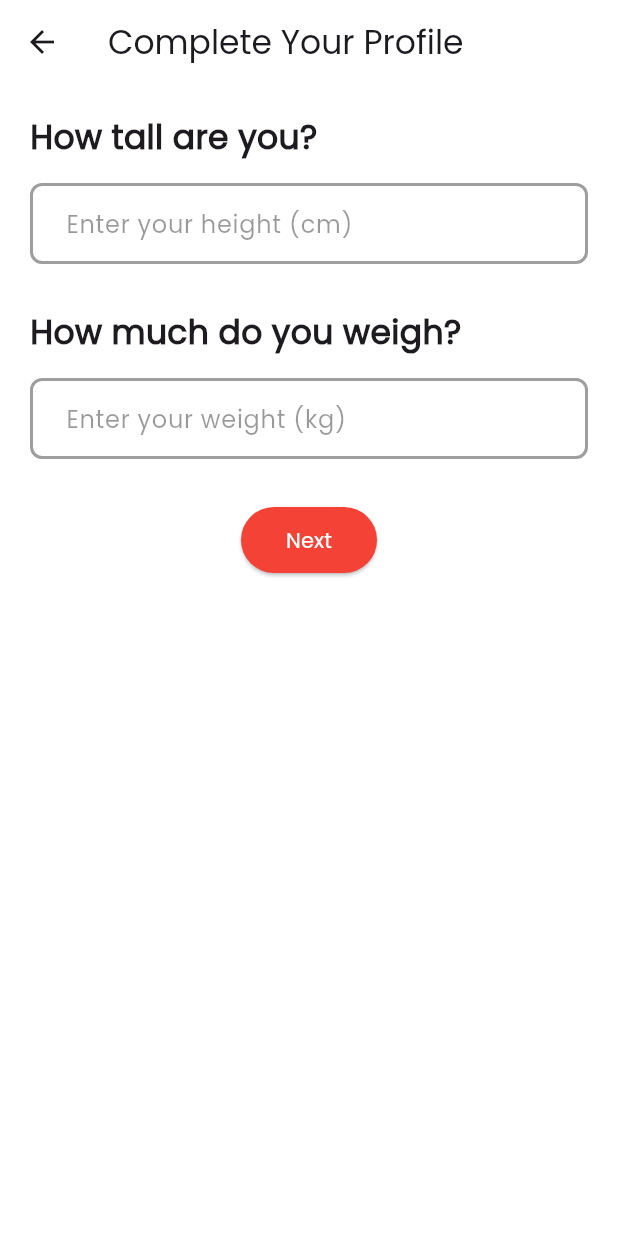
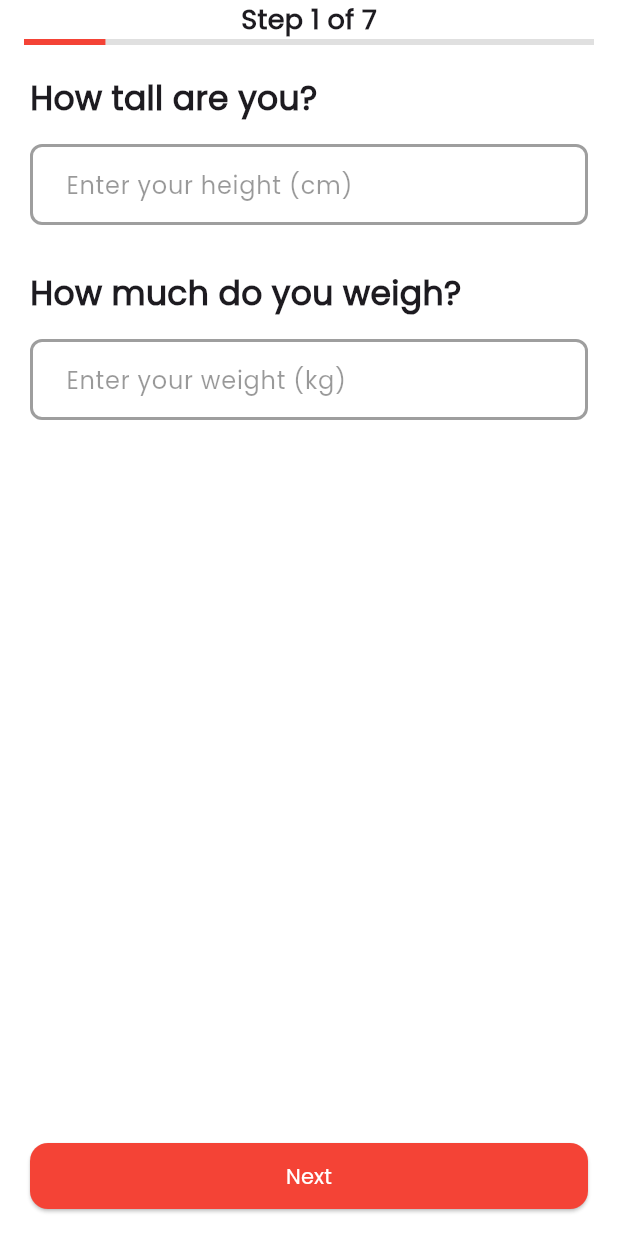
Before and after one commit to yeoh0730/CardioMeal, a Flutter app: the QuestionnaireScreen screen opened directly, swiped to page 4, on a phone screen of 412 x 824 dp. Run offline on Flutter 3.47's test engine with Material 3 defaults, Android fonts, the phone set to English and light mode, and no system bars; our stand-ins replace cloud_firestore, firebase_auth, firebase_core, fl_chart, percent_indicator; accounts and stored records are empty; network calls fail.

Commit message:
modify questionnaire UI

```diff
--- a/lib/QuestionnaireScreen.dart
+++ b/lib/QuestionnaireScreen.dart
@@ -11,9 +11,10 @@ class QuestionnaireScreen extends StatefulWidget {
 }
 
 class _QuestionnaireScreenState extends State<QuestionnaireScreen> {
-  PageController _pageController = PageController();
+  final PageController _pageController = PageController();
   int _currentPage = 0;
 
+  // Controllers
   final TextEditingController _firstNameController = TextEditingController();
   final TextEditingController _ageController = TextEditingController();
   final TextEditingController _heightController = TextEditingController();
@@ -23,27 +24,22 @@ class _QuestionnaireScreenState extends State<QuestionnaireScreen> {
   final TextEditingController _diastolicBPController = TextEditingController();
   final TextEditingController _bloodGlucoseController = TextEditingController();
   final TextEditingController _heartRateController = TextEditingController();
+
+  // State
   String? _gender;
   List<String> _selectedDietaryPreferences = [];
   String? _selectedActivityLevel;
-
   String _errorMessage = "";
 
-  void _toggleDietaryPreference(String preference) {
-    setState(() {
-      if (_selectedDietaryPreferences.contains(preference)) {
-        _selectedDietaryPreferences.remove(preference);
-      } else {
-        _selectedDietaryPreferences.add(preference);
-      }
-    });
-  }
+  // Adjust this to your total number of pages/steps
+  final int totalSteps = 7;
 
+  // ======== NAVIGATION ========
   void _nextPage() {
     setState(() {
-      _errorMessage = ""; // Reset error message before validation
+      _errorMessage = ""; // reset before validation
 
-      // Validation for each page
+      // Basic validations for each page
       if (_currentPage == 0 && _firstNameController.text.trim().isEmpty) {
         _errorMessage = "Please enter your first name.";
         return;
@@ -93,7 +89,8 @@ class _QuestionnaireScreenState extends State<QuestionnaireScreen> {
         return;
       }
 
-      if (_currentPage < 6) {
+      // Move to next or finish
+      if (_currentPage < totalSteps - 1) {
         _currentPage++;
         _pageController.nextPage(
           duration: const Duration(milliseconds: 300),
@@ -105,13 +102,26 @@ class _QuestionnaireScreenState extends State<QuestionnaireScreen> {
     });
   }
 
+  void _previousPage() {
+    if (_currentPage > 0) {
+      setState(() {
+        _currentPage--;
+        _pageController.previousPage(
+          duration: const Duration(milliseconds: 300),
+          curve: Curves.ease,
+        );
+      });
+    }
+  }
+
+  // ======== FIRESTORE SAVE ========
   void _saveUserProfile() async {
     User? user = FirebaseAuth.instance.currentUser;
 
     if (user != null) {
       FirebaseFirestore firestore = FirebaseFirestore.instance;
 
-      // ✅ Store Basic User Profile (Merges with existing data)
+      // Merge Basic User Profile
       await firestore.collection("users").doc(user.uid).set({
         "name": _firstNameController.text.trim(),
         "age": _ageController.text.trim(),
@@ -122,69 +132,121 @@ class _QuestionnaireScreenState extends State<QuestionnaireScreen> {
         "activityLevel": _selectedActivityLevel,
       }, SetOptions(merge: true));
 
-      // ✅ Store Health Metrics in a Sub-Collection (Tracks History)
+      // Store Health Metrics in a Sub-Collection
       String timestamp = DateTime.now().toIso8601String();
-      await firestore.collection("users").doc(user.uid).collection("healthMetrics").doc(timestamp).set({
+      await firestore
+          .collection("users")
+          .doc(user.uid)
+          .collection("healthMetrics")
+          .doc(timestamp)
+          .set({
         "cholesterol": _cholesterolController.text.trim(),
         "systolicBP": _systolicBPController.text.trim(),
         "diastolicBP": _diastolicBPController.text.trim(),
         "bloodGlucose": _bloodGlucoseController.text.trim(),
         "restingHeartRate": _heartRateController.text.trim(),
-        "timestamp": timestamp, // Stores time for progress tracking
+        "timestamp": timestamp,
       });
 
       print("✅ Health metrics saved with timestamp: $timestamp");
-
       Navigator.pushReplacement(context, MaterialPageRoute(builder: (context) => HomeScreen()));
     }
   }
 
-  @override
-  Widget build(BuildContext context) {
-    return Scaffold(
-      backgroundColor: Colors.white,
-      resizeToAvoidBottomInset: true, // Prevents keyboard overflow
-      appBar: AppBar(
-        backgroundColor: Colors.white,
-        title: const Text("Complete Your Profile"),
-        leading: IconButton(
-          icon: const Icon(Icons.arrow_back),
-          onPressed: () {
-            if (_currentPage > 0) {
+  // ======== DIETARY PREFERENCE HELPER ========
+  void _toggleDietaryPreference(String preference) {
     setState(() {
-                _currentPage--;
-                _pageController.previousPage(
-                  duration: const Duration(milliseconds: 300),
-                  curve: Curves.ease,
-                );
+      if (_selectedDietaryPreferences.contains(preference)) {
+        _selectedDietaryPreferences.remove(preference);
+      } else {
+        _selectedDietaryPreferences.add(preference);
+      }
     });
   }
-          },
+
+  // ======== TOP BAR ========
+  Widget _buildTopBar() {
+    // Calculate progress fraction
+    final double progress = (_currentPage + 1) / totalSteps;
+
+    return Column(
+      children: [
+        // Row with back arrow and step text
+        Row(
+          mainAxisAlignment: MainAxisAlignment.start,
+          children: [
+            // Show back arrow if not on the first page
+            if (_currentPage > 0)
+              IconButton(
+                icon: const Icon(Icons.arrow_back),
+                onPressed: _previousPage,
+              )
+            else
+            // If you want an empty space on the first page, you can do:
+              const SizedBox(width: 48), // same width as IconButton for alignment
+
+            Expanded(
+              child: Center(
+                child: Text(
+                  "Step ${_currentPage + 1} of $totalSteps",
+                  style: const TextStyle(
+                    fontSize: 18,
+                    fontWeight: FontWeight.bold,
                   ),
                 ),
-      body: Column(
-        children: [
-          Expanded(
-            child: PageView(
-              controller: _pageController,
-              physics: const NeverScrollableScrollPhysics(),
-              children: [
-                _buildPage1(),
-                _buildPage2(),
-                _buildPage3(),
-                _buildPage4(),
-                _buildPage5(), // Activity Level Page
-                _buildPage6(),
-                _buildPage7(),
+              ),
+            ),
+
+            // If you want symmetrical space on the right side:
+            const SizedBox(width: 48),
           ],
         ),
+        // Progress bar
+        Padding(
+          padding: const EdgeInsets.symmetric(horizontal: 16),
+          child: LinearProgressIndicator(
+            value: progress,
+            // The active (filled) color
+            valueColor: AlwaysStoppedAnimation<Color>(
+              const Color.fromRGBO(244, 67, 54, 1),
             ),
+            // Optional background color for the unfilled portion
+            backgroundColor: Colors.grey[300],
+          ),
+        ),
+      ],
+    );
+  }
+
+  // ======== BOTTOM BAR (ONLY NEXT/FINISH BUTTON) ========
+  Widget _buildBottomBar() {
+    return Container(
+      width: double.infinity,
+      color: Colors.white,
+      padding: const EdgeInsets.symmetric(vertical: 16, horizontal: 20),
+      child: Column(
+        mainAxisSize: MainAxisSize.min,
+        children: [
+          // Error message (if any)
           if (_errorMessage.isNotEmpty)
             Padding(
-              padding: const EdgeInsets.only(bottom: 10),
+              padding: const EdgeInsets.only(bottom: 8),
               child: Text(
                 _errorMessage,
-                style: const TextStyle(color: Colors.red, fontWeight: FontWeight.bold),
+                style: const TextStyle(
+                  color: Colors.red,
+                  fontWeight: FontWeight.bold,
+                ),
+                textAlign: TextAlign.center,
+              ),
+            ),
+
+          // Next/Finish Button
+          SizedBox(
+            width: double.infinity,
+            child: CustomButton(
+              text: _currentPage < totalSteps - 1 ? "Next" : "Finish",
+              onPressed: _nextPage,
             ),
           ),
         ],
@@ -192,53 +254,51 @@ class _QuestionnaireScreenState extends State<QuestionnaireScreen> {
     );
   }
 
-  // Page 1: First Name
+  // ======== BUILD PAGES ========
   Widget _buildPage1() {
     return SingleChildScrollView(
-      child: Padding(
       padding: const EdgeInsets.all(20),
       child: Column(
-          mainAxisAlignment: MainAxisAlignment.center,
-          crossAxisAlignment: CrossAxisAlignment.start,
         children: [
-            CustomInputField(controller: _firstNameController, labelText: "What can we call you?", labelText1: "Enter your first name"),
-            Center(child: CustomButton(text: "Next", onPressed: _nextPage)),
+          CustomInputField(
+            controller: _firstNameController,
+            labelText: "What can we call you?",
+            labelText1: "Enter your first name",
+          ),
         ],
-        ),
       ),
     );
   }
 
-  // Page 2: Age
   Widget _buildPage2() {
     return SingleChildScrollView(
-      child: Padding(
       padding: const EdgeInsets.all(20),
       child: Column(
-          mainAxisAlignment: MainAxisAlignment.center,
-          crossAxisAlignment: CrossAxisAlignment.start,
         children: [
-            CustomInputField(controller: _ageController, labelText: "How old are you?", labelText1: "Enter your age", keyboardType: TextInputType.number),
-            Center(child: CustomButton(text: "Next", onPressed: _nextPage)),
+          CustomInputField(
+            controller: _ageController,
+            labelText: "How old are you?",
+            labelText1: "Enter your age",
+            keyboardType: TextInputType.number,
+          ),
         ],
-        ),
       ),
     );
   }
 
-  // Page 3: Gender
   Widget _buildPage3() {
     return SingleChildScrollView(
-      child: Padding(
       padding: const EdgeInsets.all(20),
       child: Column(
-          mainAxisAlignment: MainAxisAlignment.center,
         crossAxisAlignment: CrossAxisAlignment.start,
         children: [
-            const Text("What is your gender?", style: TextStyle(fontSize: 22, fontWeight: FontWeight.bold,)),
+          const Text(
+            "What is your gender?",
+            style: TextStyle(fontSize: 22, fontWeight: FontWeight.bold),
+          ),
           const SizedBox(height: 20),
           DropdownButtonFormField<String>(
-              value: _gender, // Initially null, so hint text will show
+            value: _gender,
             decoration: InputDecoration(
               border: OutlineInputBorder(
                 borderSide: const BorderSide(color: Colors.grey, width: 2.0),
@@ -252,12 +312,17 @@ class _QuestionnaireScreenState extends State<QuestionnaireScreen> {
                 borderSide: const BorderSide(color: Colors.black, width: 2.0),
                 borderRadius: BorderRadius.circular(8.0),
               ),
-                contentPadding: const EdgeInsets.symmetric(vertical: 15, horizontal: 20),
+              contentPadding: const EdgeInsets.symmetric(
+                vertical: 15,
+                horizontal: 20,
               ),
-              dropdownColor: Colors.white, // Ensure the dropdown background is white
+            ),
+            dropdownColor: Colors.white,
             hint: Text(
               "Select your gender",
-                style: TextStyle(color: Colors.black.withAlpha((0.4 * 255).toInt())), // Lighter hint text
+              style: TextStyle(
+                color: Colors.black.withAlpha((0.4 * 255).toInt()),
+              ),
             ),
             items: ["Male", "Female"].map((String value) {
               return DropdownMenuItem<String>(
@@ -267,90 +332,102 @@ class _QuestionnaireScreenState extends State<QuestionnaireScreen> {
             }).toList(),
             onChanged: (value) => setState(() => _gender = value),
           ),
-            const SizedBox(height: 30),
-            Center(child: CustomButton(text: "Next", onPressed: _nextPage)),
         ],
-        ),
       ),
     );
   }
 
-  // Page 4: Height and Weight
   Widget _buildPage4() {
     return SingleChildScrollView(
-      child: Padding(
       padding: const EdgeInsets.all(20),
       child: Column(
-          mainAxisAlignment: MainAxisAlignment.center,
-          crossAxisAlignment: CrossAxisAlignment.start,
         children: [
-            CustomInputField(controller: _heightController, labelText: "How tall are you?", labelText1: "Enter your height (cm)", keyboardType: TextInputType.number),
-            CustomInputField(controller: _weightController, labelText: "How much do you weigh?", labelText1: "Enter your weight (kg)", keyboardType: TextInputType.number),
-            Center(child: CustomButton(text: "Next", onPressed: _nextPage)),
+          CustomInputField(
+            controller: _heightController,
+            labelText: "How tall are you?",
+            labelText1: "Enter your height (cm)",
+            keyboardType: TextInputType.number,
+          ),
+          CustomInputField(
+            controller: _weightController,
+            labelText: "How much do you weigh?",
+            labelText1: "Enter your weight (kg)",
+            keyboardType: TextInputType.number,
+          ),
         ],
-        ),
       ),
     );
   }
 
-  // ✅ Page 5: Activity Level with Radio Buttons & Descriptions
   Widget _buildPage5() {
     return SingleChildScrollView(
-      child: Padding(
       padding: const EdgeInsets.all(20),
       child: Column(
         crossAxisAlignment: CrossAxisAlignment.start,
         children: [
-            const Text("What is your level of activity?",
-                style: TextStyle(fontSize: 22, fontWeight: FontWeight.bold)),
+          const Text(
+            "What is your level of activity?",
+            style: TextStyle(fontSize: 22, fontWeight: FontWeight.bold),
+          ),
           const SizedBox(height: 20),
-
           _buildActivityOption("Sedentary", "Little or no exercise, mostly sitting."),
           _buildActivityOption("Lightly Active", "Light exercise 1-3 days per week."),
           _buildActivityOption("Moderately Active", "Moderate exercise 3-5 days per week."),
           _buildActivityOption("Active", "Hard exercise 6-7 days per week."),
           _buildActivityOption("Very Active", "Very intense daily exercise or physical job."),
-
-            const SizedBox(height: 20),
-            Center(child: CustomButton(text: "Next", onPressed: _nextPage)),
         ],
-        ),
       ),
     );
   }
 
-  // Page 6: Health metrics
   Widget _buildPage6() {
     return SingleChildScrollView(
-      child: Padding(
       padding: const EdgeInsets.all(20),
       child: Column(
-          mainAxisAlignment: MainAxisAlignment.center,
-          crossAxisAlignment: CrossAxisAlignment.start,
         children: [
-            CustomInputField(controller: _cholesterolController, labelText: "What is your cholesterol level?", labelText1: "Enter your cholesterol level (mg/dl)", keyboardType: TextInputType.number),
-            CustomInputField(controller: _systolicBPController, labelText: "What is your systolic blood pressure?", labelText1: "Enter your systolic blood pressure (mmHg)", keyboardType: TextInputType.number),
-            CustomInputField(controller: _diastolicBPController, labelText: "What is your diastolic blood pressure?", labelText1: "Enter your diastolic blood pressure (mmHg)", keyboardType: TextInputType.number),
-            CustomInputField(controller: _bloodGlucoseController, labelText: "What is your blood glucose level?", labelText1: "Enter your blood glucose level (mg/dl)", keyboardType: TextInputType.number),
-            CustomInputField(controller: _heartRateController, labelText: "What is your resting heart rate?", labelText1: "Enter your resting heart rate (bpm)", keyboardType: TextInputType.number),
-            Center(child: CustomButton(text: "Next", onPressed: _nextPage)),
+          CustomInputField(
+            controller: _cholesterolController,
+            labelText: "What is your cholesterol level?",
+            labelText1: "Enter your cholesterol level (mg/dl)",
+            keyboardType: TextInputType.number,
+          ),
+          CustomInputField(
+            controller: _systolicBPController,
+            labelText: "What is your systolic blood pressure?",
+            labelText1: "Enter your systolic blood pressure (mmHg)",
+            keyboardType: TextInputType.number,
+          ),
+          CustomInputField(
+            controller: _diastolicBPController,
+            labelText: "What is your diastolic blood pressure?",
+            labelText1: "Enter your diastolic blood pressure (mmHg)",
+            keyboardType: TextInputType.number,
+          ),
+          CustomInputField(
+            controller: _bloodGlucoseController,
+            labelText: "What is your blood glucose level?",
+            labelText1: "Enter your blood glucose level (mg/dl)",
+            keyboardType: TextInputType.number,
+          ),
+          CustomInputField(
+            controller: _heartRateController,
+            labelText: "What is your resting heart rate?",
+            labelText1: "Enter your resting heart rate (bpm)",
+            keyboardType: TextInputType.number,
+          ),
         ],
-        ),
       ),
     );
   }
 
-  // Page 7: Dietary Preferences (Fixed Overflow Issue)
   Widget _buildPage7() {
-    return SingleChildScrollView( // Wrap content to allow scrolling
-      child: Padding(
+    return SingleChildScrollView(
       padding: const EdgeInsets.all(20),
       child: Column(
-          mainAxisAlignment: MainAxisAlignment.center,
-          crossAxisAlignment: CrossAxisAlignment.start,
         children: [
-            const Text("Do you have any dietary preference(s)?",
-                style: TextStyle(fontSize: 22, fontWeight: FontWeight.bold,)
+          const Text(
+            "Do you have any dietary preference(s)?",
+            style: TextStyle(fontSize: 22, fontWeight: FontWeight.bold),
           ),
           const SizedBox(height: 20),
           _buildCheckbox("None"),
@@ -382,40 +459,34 @@ class _QuestionnaireScreenState extends State<QuestionnaireScreen> {
           _buildCheckbox("Taiwanese"),
           _buildCheckbox("Thai"),
           _buildCheckbox("Vietnamese"),
-            const SizedBox(height: 20),
-            Center(child: CustomButton(text: "Finish", onPressed: _nextPage)),
         ],
-        ),
       ),
     );
   }
 
-
-  // Radio Button Selection for Activity Level
+  // ======== ACTIVITY RADIO TILES ========
   Widget _buildActivityOption(String title, String description) {
     return RadioListTile<String>(
       title: Column(
-        crossAxisAlignment: CrossAxisAlignment.start, // Align text to left
+        crossAxisAlignment: CrossAxisAlignment.start,
         children: [
-          Text(title, style: const TextStyle(fontSize: 16, fontWeight: FontWeight.w500)), // Activity Level
-          const SizedBox(height: 4), // Small spacing
-          Text(description, style: const TextStyle(fontSize: 14, color: Colors.black54)), // Description
+          Text(title, style: const TextStyle(fontSize: 16, fontWeight: FontWeight.w500)),
+          const SizedBox(height: 4),
+          Text(description, style: const TextStyle(fontSize: 14, color: Colors.black54)),
         ],
       ),
       value: title,
       groupValue: _selectedActivityLevel,
       onChanged: (String? value) {
         if (value != null) {
-          setState(() {
-            _selectedActivityLevel = value; // Store selected value
-          });
+          setState(() => _selectedActivityLevel = value);
         }
       },
-      contentPadding: const EdgeInsets.symmetric(vertical: 2), // Reduce padding
+      contentPadding: const EdgeInsets.symmetric(vertical: 2),
     );
   }
 
-  // Checkbox Selection for Dietary Preferences
+  // ======== CHECKBOX FOR DIETARY PREFERENCES ========
   Widget _buildCheckbox(String title) {
     return CheckboxListTile(
       title: Text(title),
@@ -425,4 +496,42 @@ class _QuestionnaireScreenState extends State<QuestionnaireScreen> {
       },
     );
   }
+
+  // ======== MAIN BUILD ========
+  @override
+  Widget build(BuildContext context) {
+    return Scaffold(
+      backgroundColor: Colors.white,
+
+      // We remove the AppBar to create our custom top layout
+      body: SafeArea(
+        child: Column(
+          children: [
+            // Top bar with back arrow, step text, and progress
+            _buildTopBar(),
+
+            // Expanded content for PageView
+            Expanded(
+              child: PageView(
+                controller: _pageController,
+                physics: const NeverScrollableScrollPhysics(),
+                children: [
+                  _buildPage1(),
+                  _buildPage2(),
+                  _buildPage3(),
+                  _buildPage4(),
+                  _buildPage5(),
+                  _buildPage6(),
+                  _buildPage7(),
+                ],
+              ),
+            ),
+
+            // Bottom bar with only Next/Finish
+            _buildBottomBar(),
+          ],
+        ),
+      ),
+    );
   }
+}
--- a/lib/models/custom_button.dart
+++ b/lib/models/custom_button.dart
@@ -21,6 +21,9 @@ class CustomButton extends StatelessWidget {
         backgroundColor: backgroundColor, // Button color
         foregroundColor: textColor, // Text color
         padding: const EdgeInsets.symmetric(horizontal: 30, vertical: 12), // Button size
+        shape: RoundedRectangleBorder(
+          borderRadius: BorderRadius.circular(12), // **Reduce this for squarer edges**
+        ),
       ),
       child: Text(text, style: TextStyle(color: textColor)),
     );
```
Lines whose indentation alone changed are shown as unchanged.
